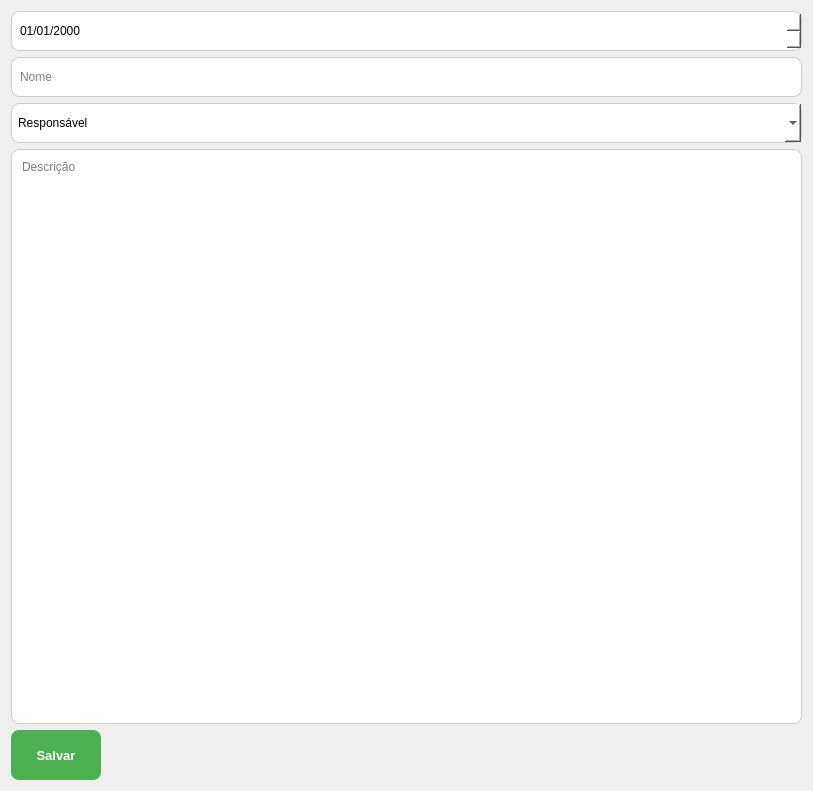
Qt form App/view/ui/newReport.ui (Caiquef80/Gerenciamento-Escolar) before a commit.
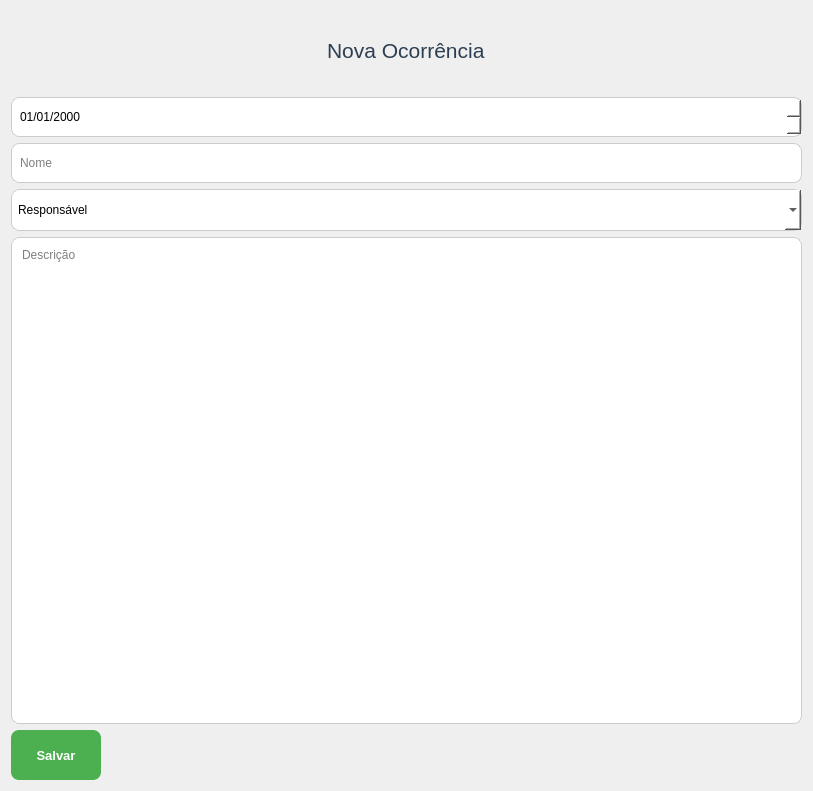
The same form after that commit. Icons and pictures are not drawn.

Commit message: feat(tela deleteClass e registerParent) (#71)

Patch:
```diff
--- a/App/view/ui/newReport.ui
+++ b/App/view/ui/newReport.ui
@@ -24,7 +24,14 @@
     <normaloff>imagens/68045.png</normaloff>imagens/68045.png</iconset>
   </property>
   <property name="styleSheet">
-   <string notr="true">QLineEdit, QDateTimeEdit, QComboBox, QTextEdit {
+   <string notr="true">QLabel{
+ font-family: &quot;Segoe UI&quot;, &quot;Arial&quot;, sans-serif;
+    font-size: 16px;
+    font-weight: 500;   
+    color: #2c3e50;
+}
+
+QLineEdit, QDateTimeEdit, QComboBox, QTextEdit {
     border: 1px solid #ccc;
     border-radius: 8px;
     padding: 6px;
@@ -40,7 +47,6 @@
     border-radius: 8px;
 	font-size: 13px;
 	font: bold
-    
 }
 
 QPushButton:hover {
@@ -59,6 +65,19 @@
      <property name="bottomMargin">
       <number>0</number>
      </property>
+     <item alignment="Qt::AlignHCenter">
+      <widget class="QLabel" name="label">
+       <property name="maximumSize">
+        <size>
+         <width>16777215</width>
+         <height>80</height>
+        </size>
+       </property>
+       <property name="text">
+        <string>&lt;html&gt;&lt;head/&gt;&lt;body&gt;&lt;p&gt;&lt;span style=&quot; font-size:16pt; font-weight:400;&quot;&gt;Nova Ocorrência&lt;/span&gt;&lt;/p&gt;&lt;/body&gt;&lt;/html&gt;</string>
+       </property>
+      </widget>
+     </item>
      <item>
       <widget class="QDateTimeEdit" name="dataOcorrencia">
        <property name="maximumSize">
@@ -99,7 +118,7 @@
        <property name="maximumSize">
         <size>
          <width>16777215</width>
-         <height>40</height>
+         <height>42</height>
         </size>
        </property>
        <property name="styleSheet">
```
The commit also changes 9 other files.
